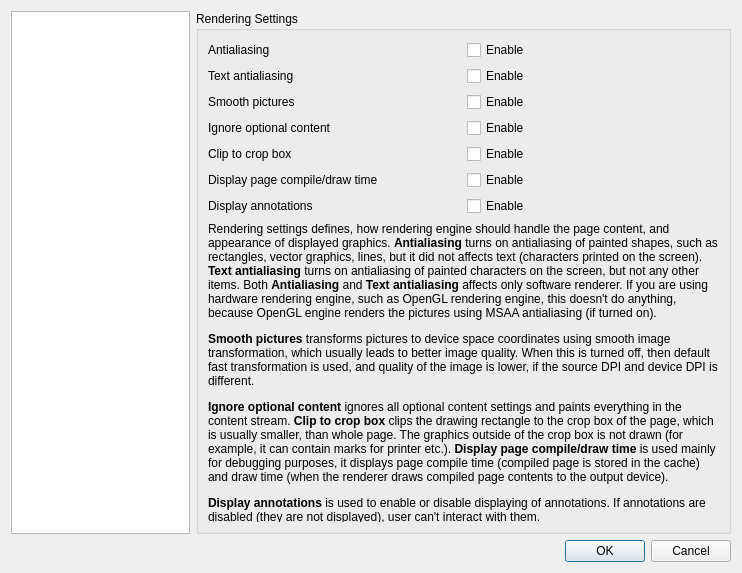
The window that PdfForQtViewer/pdfviewersettingsdialog.ui (JakubMelka/PDF4QT) describes before a commit, drawn with Qt 5.
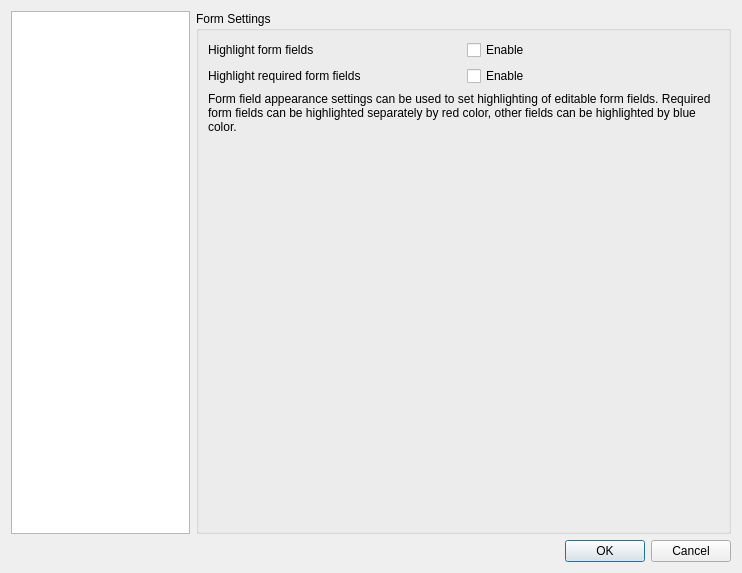
The same window after the commit. The open tabs and pages were chosen to show the change.

Commit message: Form field manager (beginnings)

```diff
--- a/PdfForQtViewer/pdfviewersettingsdialog.ui
+++ b/PdfForQtViewer/pdfviewersettingsdialog.ui
@@ -1068,6 +1068,86 @@
          </item>
         </layout>
        </widget>
+       <widget class="QWidget" name="formPage">
+        <layout class="QVBoxLayout" name="formPageLayout">
+         <property name="leftMargin">
+          <number>0</number>
+         </property>
+         <property name="topMargin">
+          <number>0</number>
+         </property>
+         <property name="rightMargin">
+          <number>0</number>
+         </property>
+         <property name="bottomMargin">
+          <number>0</number>
+         </property>
+         <item>
+          <widget class="QGroupBox" name="formGroupBox">
+           <property name="title">
+            <string>Form Settings</string>
+           </property>
+           <layout class="QVBoxLayout" name="verticalLayout_7">
+            <item>
+             <layout class="QGridLayout" name="formWidgetsLayout">
+              <item row="0" column="0">
+               <widget class="QLabel" name="formHighlightFieldsLabel">
+                <property name="text">
+                 <string>Highlight form fields</string>
+                </property>
+               </widget>
+              </item>
+              <item row="1" column="0">
+               <widget class="QLabel" name="formHighlightRequiredFieldsLabel">
+                <property name="text">
+                 <string>Highlight required form fields</string>
+                </property>
+               </widget>
+              </item>
+              <item row="0" column="1">
+               <widget class="QCheckBox" name="formHighlightFieldsCheckBox">
+                <property name="text">
+                 <string>Enable</string>
+                </property>
+               </widget>
+              </item>
+              <item row="1" column="1">
+               <widget class="QCheckBox" name="formHighlightRequiredFieldsCheckBox">
+                <property name="text">
+                 <string>Enable</string>
+                </property>
+               </widget>
+              </item>
+             </layout>
+            </item>
+            <item>
+             <widget class="QLabel" name="formInfoLabel">
+              <property name="text">
+               <string>&lt;html&gt;&lt;head/&gt;&lt;body&gt;&lt;p&gt;Form field appearance settings can be used to set highlighting of editable form fields. Required form fields can be highlighted separately by red color, other fields can be highlighted by blue color.&lt;/p&gt;&lt;/body&gt;&lt;/html&gt;</string>
+              </property>
+              <property name="wordWrap">
+               <bool>true</bool>
+              </property>
+             </widget>
+            </item>
+            <item>
+             <spacer name="formGroupBoxSpacer">
+              <property name="orientation">
+               <enum>Qt::Vertical</enum>
+              </property>
+              <property name="sizeHint" stdset="0">
+               <size>
+                <width>20</width>
+                <height>393</height>
+               </size>
+              </property>
+             </spacer>
+            </item>
+           </layout>
+          </widget>
+         </item>
+        </layout>
+       </widget>
       </widget>
      </item>
     </layout>
```
The commit also changes 14 other files.
